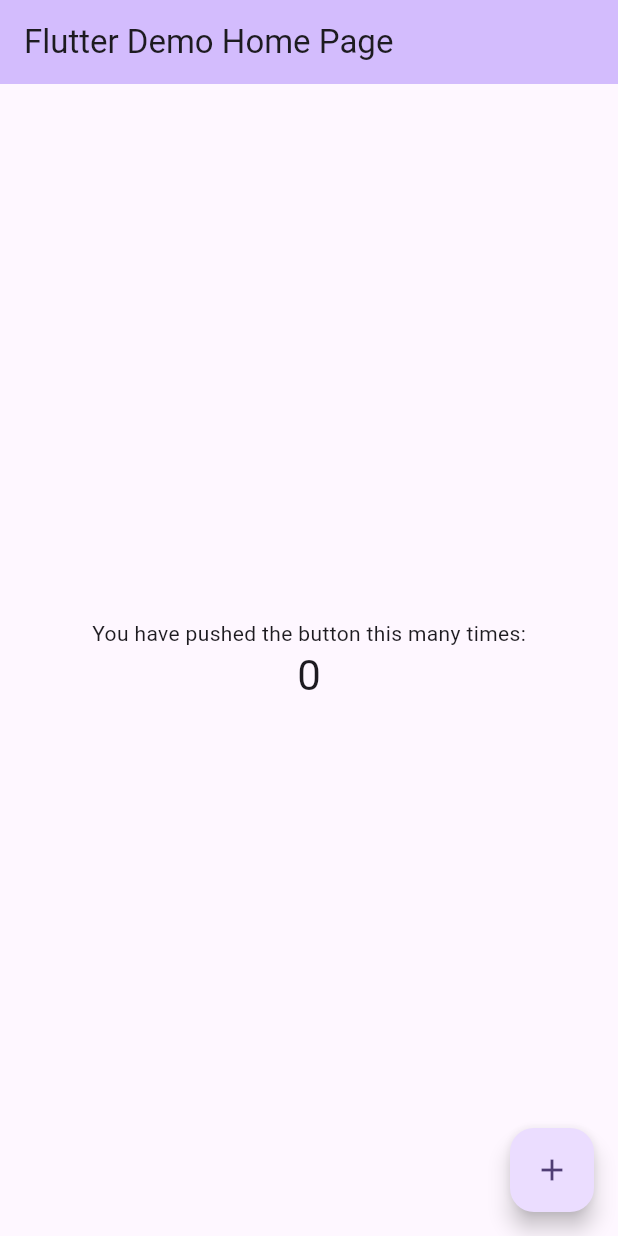
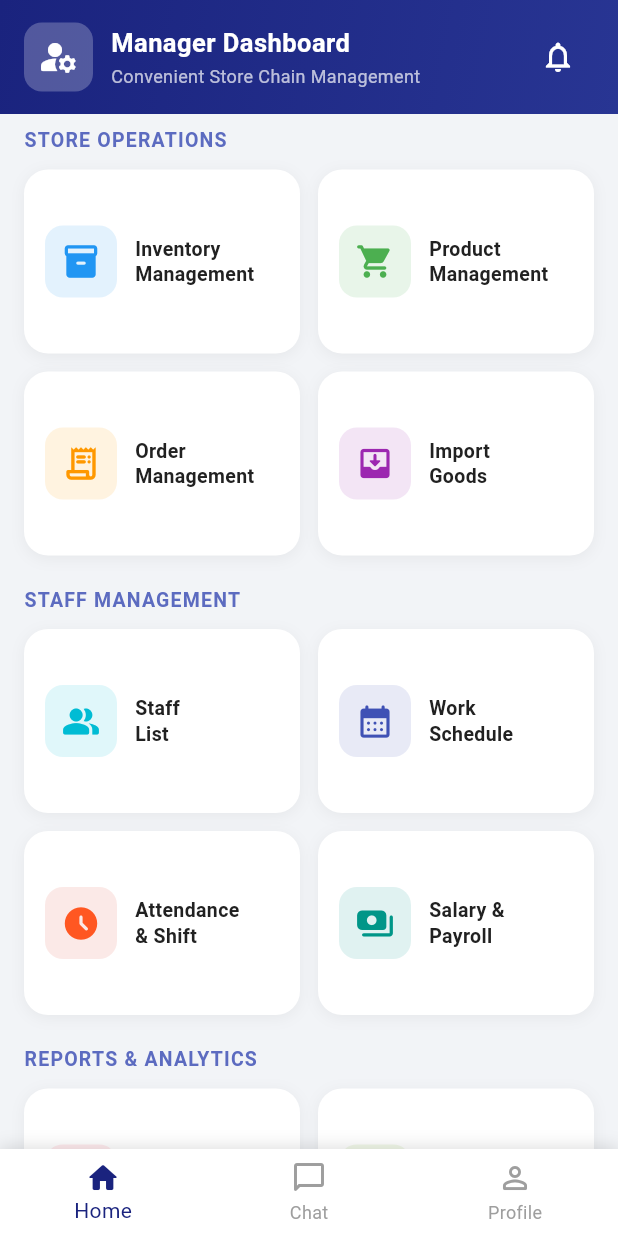
Before and after one commit to DarkSky-fox/PRM-SE1902-Project-CSCM, a Flutter app: the screen it shows after launch, on a phone screen of 412 x 824 dp. Run offline on Flutter 3.47's test engine with Material 3 defaults, Android fonts, the phone set to English and light mode, and no system bars.

Commit message:
Screen manage

```diff
--- a/lib/main.dart
+++ b/lib/main.dart
@@ -1,4 +1,5 @@
 import 'package:flutter/material.dart';
+import 'screens/manager_menu_screen.dart';
 
 void main() {
   runApp(const MyApp());
@@ -7,116 +8,17 @@ void main() {
 class MyApp extends StatelessWidget {
   const MyApp({super.key});
 
-  // This widget is the root of your application.
   @override
   Widget build(BuildContext context) {
     return MaterialApp(
-      title: 'Flutter Demo',
+      title: 'CSCM - Manager',
+      debugShowCheckedModeBanner: false,
       theme: ThemeData(
-        // This is the theme of your application.
-        //
-        // TRY THIS: Try running your application with "flutter run". You'll see
-        // the application has a purple toolbar. Then, without quitting the app,
-        // try changing the seedColor in the colorScheme below to Colors.green
-        // and then invoke "hot reload" (save your changes or press the "hot
-        // reload" button in a Flutter-supported IDE, or press "r" if you used
-        // the command line to start the app).
-        //
-        // Notice that the counter didn't reset back to zero; the application
-        // state is not lost during the reload. To reset the state, use hot
-        // restart instead.
-        //
-        // This works for code too, not just values: Most code changes can be
-        // tested with just a hot reload.
-        colorScheme: .fromSeed(seedColor: Colors.deepPurple),
+        colorScheme: ColorScheme.fromSeed(seedColor: const Color(0xFF1A237E)),
+        useMaterial3: true,
+        fontFamily: 'Roboto',
       ),
-      home: const MyHomePage(title: 'Flutter Demo Home Page'),
+      home: const ManagerMenuScreen(),
     );
   }
 }
-
-class MyHomePage extends StatefulWidget {
-  const MyHomePage({super.key, required this.title});
-
-  // This widget is the home page of your application. It is stateful, meaning
-  // that it has a State object (defined below) that contains fields that affect
-  // how it looks.
-
-  // This class is the configuration for the state. It holds the values (in this
-  // case the title) provided by the parent (in this case the App widget) and
-  // used by the build method of the State. Fields in a Widget subclass are
-  // always marked "final".
-
-  final String title;
-
-  @override
-  State<MyHomePage> createState() => _MyHomePageState();
-}
-
-class _MyHomePageState extends State<MyHomePage> {
-  int _counter = 0;
-
-  void _incrementCounter() {
-    setState(() {
-      // This call to setState tells the Flutter framework that something has
-      // changed in this State, which causes it to rerun the build method below
-      // so that the display can reflect the updated values. If we changed
-      // _counter without calling setState(), then the build method would not be
-      // called again, and so nothing would appear to happen.
-      _counter++;
-    });
-  }
-
-  @override
-  Widget build(BuildContext context) {
-    // This method is rerun every time setState is called, for instance as done
-    // by the _incrementCounter method above.
-    //
-    // The Flutter framework has been optimized to make rerunning build methods
-    // fast, so that you can just rebuild anything that needs updating rather
-    // than having to individually change instances of widgets.
-    return Scaffold(
-      appBar: AppBar(
-        // TRY THIS: Try changing the color here to a specific color (to
-        // Colors.amber, perhaps?) and trigger a hot reload to see the AppBar
-        // change color while the other colors stay the same.
-        backgroundColor: Theme.of(context).colorScheme.inversePrimary,
-        // Here we take the value from the MyHomePage object that was created by
-        // the App.build method, and use it to set our appbar title.
-        title: Text(widget.title),
-      ),
-      body: Center(
-        // Center is a layout widget. It takes a single child and positions it
-        // in the middle of the parent.
-        child: Column(
-          // Column is also a layout widget. It takes a list of children and
-          // arranges them vertically. By default, it sizes itself to fit its
-          // children horizontally, and tries to be as tall as its parent.
-          //
-          // Column has various properties to control how it sizes itself and
-          // how it positions its children. Here we use mainAxisAlignment to
-          // center the children vertically; the main axis here is the vertical
-          // axis because Columns are vertical (the cross axis would be
-          // horizontal).
-          //
-          // TRY THIS: Invoke "debug painting" (choose the "Toggle Debug Paint"
-          // action in the IDE, or press "p" in the console), to see the
-          // wireframe for each widget.
-          mainAxisAlignment: .center,
-          children: [
-            const Text('You have pushed the button this many times:'),
-            Text(
-              '$_counter',
-              style: Theme.of(context).textTheme.headlineMedium,
-            ),
-          ],
-        ),
-      ),
-      floatingActionButton: FloatingActionButton(
-        onPressed: _incrementCounter,
-        tooltip: 'Increment',
-        child: const Icon(Icons.add),
-      ),
-    );
-  }
-}
--- /dev/null
+++ b/lib/screens/manager_menu_screen.dart
@@ -0,0 +1,304 @@
+import 'package:flutter/material.dart';
+
+class ManagerMenuScreen extends StatelessWidget {
+  const ManagerMenuScreen({super.key});
+
+  @override
+  Widget build(BuildContext context) {
+    return Scaffold(
+      backgroundColor: const Color(0xFFF2F4F7),
+      body: SafeArea(
+        child: Column(
+          children: [
+            _buildHeader(context),
+            Expanded(
+              child: SingleChildScrollView(
+                padding: const EdgeInsets.symmetric(horizontal: 16, vertical: 8),
+                child: Column(
+                  crossAxisAlignment: CrossAxisAlignment.start,
+                  children: [
+                    _buildSectionTitle('STORE OPERATIONS'),
+                    const SizedBox(height: 10),
+                    _buildMenuGrid([
+                      _MenuItem(
+                        label: 'Inventory\nManagement',
+                        icon: Icons.inventory_2_rounded,
+                        color: const Color(0xFF2196F3),
+                        bgColor: const Color(0xFFE3F2FD),
+                      ),
+                      _MenuItem(
+                        label: 'Product\nManagement',
+                        icon: Icons.local_grocery_store_rounded,
+                        color: const Color(0xFF4CAF50),
+                        bgColor: const Color(0xFFE8F5E9),
+                      ),
+                      _MenuItem(
+                        label: 'Order\nManagement',
+                        icon: Icons.receipt_long_rounded,
+                        color: const Color(0xFFFF9800),
+                        bgColor: const Color(0xFFFFF3E0),
+                      ),
+                      _MenuItem(
+                        label: 'Import\nGoods',
+                        icon: Icons.move_to_inbox_rounded,
+                        color: const Color(0xFF9C27B0),
+                        bgColor: const Color(0xFFF3E5F5),
+                      ),
+                    ]),
+
+                    const SizedBox(height: 20),
+                    _buildSectionTitle('STAFF MANAGEMENT'),
+                    const SizedBox(height: 10),
+                    _buildMenuGrid([
+                      _MenuItem(
+                        label: 'Staff\nList',
+                        icon: Icons.people_alt_rounded,
+                        color: const Color(0xFF00BCD4),
+                        bgColor: const Color(0xFFE0F7FA),
+                      ),
+                      _MenuItem(
+                        label: 'Work\nSchedule',
+                        icon: Icons.calendar_month_rounded,
+                        color: const Color(0xFF3F51B5),
+                        bgColor: const Color(0xFFE8EAF6),
+                      ),
+                      _MenuItem(
+                        label: 'Attendance\n& Shift',
+                        icon: Icons.access_time_filled_rounded,
+                        color: const Color(0xFFFF5722),
+                        bgColor: const Color(0xFFFBE9E7),
+                      ),
+                      _MenuItem(
+                        label: 'Salary &\nPayroll',
+                        icon: Icons.payments_rounded,
+                        color: const Color(0xFF009688),
+                        bgColor: const Color(0xFFE0F2F1),
+                      ),
+                    ]),
+
+                    const SizedBox(height: 20),
+                    _buildSectionTitle('REPORTS & ANALYTICS'),
+                    const SizedBox(height: 10),
+                    _buildMenuGrid([
+                      _MenuItem(
+                        label: 'Sales\nReport',
+                        icon: Icons.bar_chart_rounded,
+                        color: const Color(0xFFF44336),
+                        bgColor: const Color(0xFFFFEBEE),
+                      ),
+                      _MenuItem(
+                        label: 'Revenue\nSummary',
+                        icon: Icons.attach_money_rounded,
+                        color: const Color(0xFF8BC34A),
+                        bgColor: const Color(0xFFF1F8E9),
+                      ),
+                    ]),
+
+                    const SizedBox(height: 20),
+                    _buildSectionTitle('STORE SETTINGS'),
+                    const SizedBox(height: 10),
+                    _buildMenuGrid([
+                      _MenuItem(
+                        label: 'Promotion &\nDiscount',
+                        icon: Icons.local_offer_rounded,
+                        color: const Color(0xFFE91E63),
+                        bgColor: const Color(0xFFFCE4EC),
+                      ),
+                      _MenuItem(
+                        label: 'Supplier\nManagement',
+                        icon: Icons.local_shipping_rounded,
+                        color: const Color(0xFF795548),
+                        bgColor: const Color(0xFFEFEBE9),
+                      ),
+                      _MenuItem(
+                        label: 'Store\nProfile',
+                        icon: Icons.store_rounded,
+                        color: const Color(0xFF607D8B),
+                        bgColor: const Color(0xFFECEFF1),
+                      ),
+                      _MenuItem(
+                        label: 'Notifications',
+                        icon: Icons.notifications_rounded,
+                        color: const Color(0xFFFF9800),
+                        bgColor: const Color(0xFFFFF8E1),
+                      ),
+                    ]),
+
+                    const SizedBox(height: 24),
+                  ],
+                ),
+              ),
+            ),
+          ],
+        ),
+      ),
+      bottomNavigationBar: _buildBottomNav(context),
+    );
+  }
+
+  Widget _buildHeader(BuildContext context) {
+    return Container(
+      padding: const EdgeInsets.symmetric(horizontal: 16, vertical: 14),
+      decoration: const BoxDecoration(
+        gradient: LinearGradient(
+          colors: [Color(0xFF1A237E), Color(0xFF283593)],
+          begin: Alignment.topLeft,
+          end: Alignment.bottomRight,
+        ),
+      ),
+      child: Row(
+        children: [
+          Container(
+            width: 46,
+            height: 46,
+            decoration: BoxDecoration(
+              color: Colors.white24,
+              borderRadius: BorderRadius.circular(12),
+            ),
+            child: const Icon(
+              Icons.manage_accounts_rounded,
+              color: Colors.white,
+              size: 28,
+            ),
+          ),
+          const SizedBox(width: 12),
+          const Expanded(
+            child: Column(
+              crossAxisAlignment: CrossAxisAlignment.start,
+              children: [
+                Text(
+                  'Manager Dashboard',
+                  style: TextStyle(
+                    color: Colors.white,
+                    fontSize: 17,
+                    fontWeight: FontWeight.w700,
+                    letterSpacing: 0.3,
+                  ),
+                ),
+                SizedBox(height: 2),
+                Text(
+                  'Convenient Store Chain Management',
+                  style: TextStyle(
+                    color: Colors.white70,
+                    fontSize: 12,
+                  ),
+                ),
+              ],
+            ),
+          ),
+          IconButton(
+            icon: const Icon(Icons.notifications_outlined, color: Colors.white),
+            onPressed: () {},
+          ),
+        ],
+      ),
+    );
+  }
+
+  Widget _buildSectionTitle(String title) {
+    return Text(
+      title,
+      style: const TextStyle(
+        fontSize: 13,
+        fontWeight: FontWeight.w700,
+        color: Color(0xFF5C6BC0),
+        letterSpacing: 0.8,
+      ),
+    );
+  }
+
+  Widget _buildMenuGrid(List<_MenuItem> items) {
+    return GridView.count(
+      crossAxisCount: 2,
+      crossAxisSpacing: 12,
+      mainAxisSpacing: 12,
+      childAspectRatio: 1.5,
+      shrinkWrap: true,
+      physics: const NeverScrollableScrollPhysics(),
+      children: items.map((item) => _buildMenuCard(item)).toList(),
+    );
+  }
+
+  Widget _buildMenuCard(_MenuItem item) {
+    return Container(
+      decoration: BoxDecoration(
+        color: Colors.white,
+        borderRadius: BorderRadius.circular(16),
+        boxShadow: [
+          BoxShadow(
+            color: Colors.black.withOpacity(0.05),
+            blurRadius: 8,
+            offset: const Offset(0, 2),
+          ),
+        ],
+      ),
+      child: Padding(
+        padding: const EdgeInsets.symmetric(horizontal: 14, vertical: 14),
+        child: Row(
+          crossAxisAlignment: CrossAxisAlignment.center,
+          children: [
+            Container(
+              width: 48,
+              height: 48,
+              decoration: BoxDecoration(
+                color: item.bgColor,
+                borderRadius: BorderRadius.circular(12),
+              ),
+              child: Icon(item.icon, color: item.color, size: 26),
+            ),
+            const SizedBox(width: 12),
+            Expanded(
+              child: Text(
+                item.label,
+                style: const TextStyle(
+                  fontSize: 13,
+                  fontWeight: FontWeight.w600,
+                  color: Color(0xFF212121),
+                  height: 1.3,
+                ),
+              ),
+            ),
+          ],
+        ),
+      ),
+    );
+  }
+
+  Widget _buildBottomNav(BuildContext context) {
+    return Container(
+      decoration: const BoxDecoration(
+        color: Colors.white,
+        boxShadow: [
+          BoxShadow(color: Colors.black12, blurRadius: 8, offset: Offset(0, -2)),
+        ],
+      ),
+      child: BottomNavigationBar(
+        backgroundColor: Colors.transparent,
+        elevation: 0,
+        selectedItemColor: const Color(0xFF1A237E),
+        unselectedItemColor: Colors.grey,
+        currentIndex: 0,
+        type: BottomNavigationBarType.fixed,
+        items: const [
+          BottomNavigationBarItem(icon: Icon(Icons.home_rounded), label: 'Home'),
+          BottomNavigationBarItem(icon: Icon(Icons.chat_bubble_outline_rounded), label: 'Chat'),
+          BottomNavigationBarItem(icon: Icon(Icons.person_outline_rounded), label: 'Profile'),
+        ],
+      ),
+    );
+  }
+}
+
+class _MenuItem {
+  final String label;
+  final IconData icon;
+  final Color color;
+  final Color bgColor;
+
+  const _MenuItem({
+    required this.label,
+    required this.icon,
+    required this.color,
+    required this.bgColor,
+  });
+}
```
